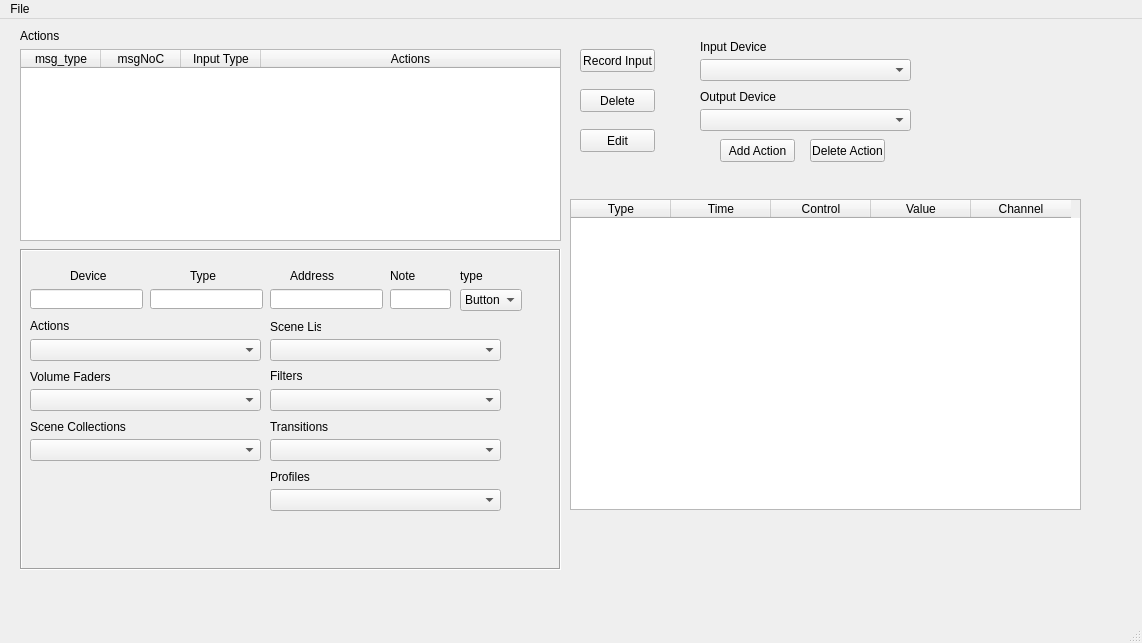
First picture: the form in qtOBSMIDI.ui, repository cpyarger/Midi2OBS-Configurator, before the edit.
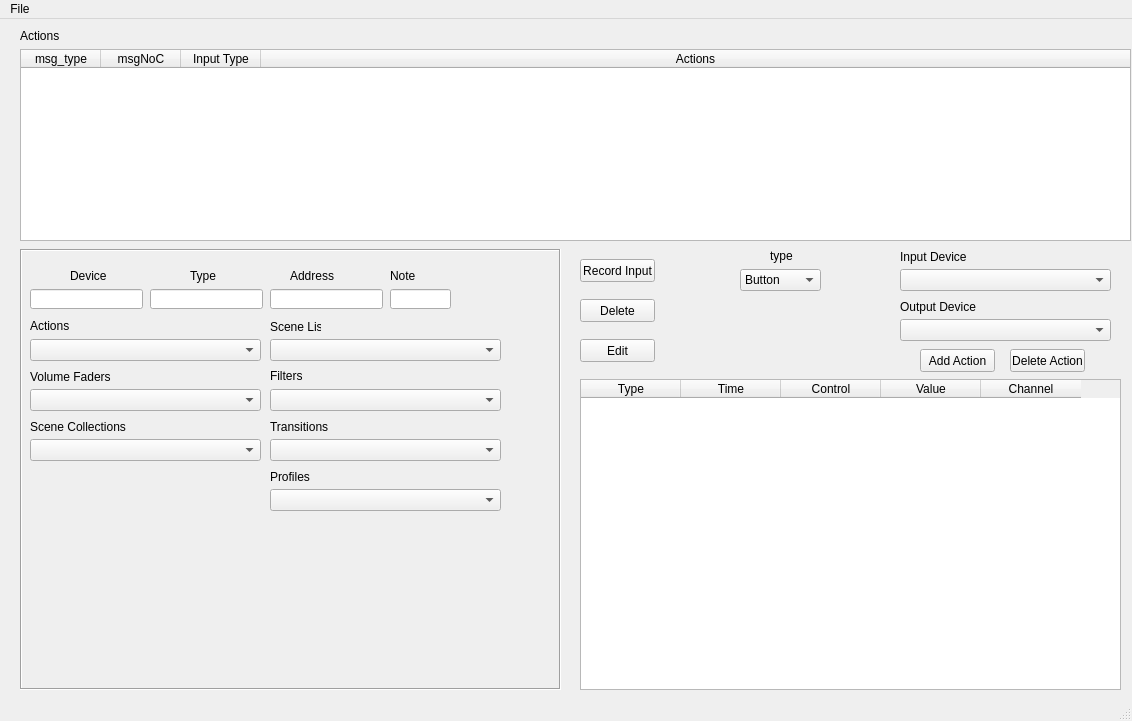
Second picture: the form after the edit.

Commit message: Next, Setup Filestructure Generation

The edit to the form file:
```diff
--- a/qtOBSMIDI.ui
+++ b/qtOBSMIDI.ui
@@ -6,8 +6,8 @@
    <rect>
     <x>0</x>
     <y>0</y>
-    <width>1142</width>
-    <height>643</height>
+    <width>1132</width>
+    <height>721</height>
    </rect>
   </property>
   <property name="windowTitle">
@@ -17,8 +17,8 @@
    <widget class="QPushButton" name="add">
     <property name="geometry">
      <rect>
-      <x>720</x>
-      <y>120</y>
+      <x>920</x>
+      <y>330</y>
       <width>75</width>
       <height>23</height>
      </rect>
@@ -30,8 +30,8 @@
    <widget class="QComboBox" name="Combo_InputDevices">
     <property name="geometry">
      <rect>
-      <x>700</x>
-      <y>40</y>
+      <x>900</x>
+      <y>250</y>
       <width>211</width>
       <height>22</height>
      </rect>
@@ -40,8 +40,8 @@
    <widget class="QComboBox" name="Combo_OutputDevices">
     <property name="geometry">
      <rect>
-      <x>700</x>
-      <y>90</y>
+      <x>900</x>
+      <y>300</y>
       <width>211</width>
       <height>22</height>
      </rect>
@@ -50,8 +50,8 @@
    <widget class="QLabel" name="label">
     <property name="geometry">
      <rect>
-      <x>700</x>
-      <y>70</y>
+      <x>900</x>
+      <y>280</y>
       <width>131</width>
       <height>16</height>
      </rect>
@@ -76,8 +76,8 @@
    <widget class="QLabel" name="label_3">
     <property name="geometry">
      <rect>
-      <x>700</x>
-      <y>20</y>
+      <x>900</x>
+      <y>230</y>
       <width>101</width>
       <height>16</height>
      </rect>
@@ -89,8 +89,8 @@
    <widget class="QPushButton" name="btn_deleteAction">
     <property name="geometry">
      <rect>
-      <x>810</x>
-      <y>120</y>
+      <x>1010</x>
+      <y>330</y>
       <width>75</width>
       <height>23</height>
      </rect>
@@ -105,7 +105,7 @@
       <x>20</x>
       <y>230</y>
       <width>541</width>
-      <height>321</height>
+      <height>441</height>
      </rect>
     </property>
     <property name="frameShape">
@@ -134,26 +134,6 @@
       </rect>
      </property>
     </widget>
-    <widget class="QComboBox" name="InputTypeSelector">
-     <property name="geometry">
-      <rect>
-       <x>440</x>
-       <y>40</y>
-       <width>62</width>
-       <height>22</height>
-      </rect>
-     </property>
-     <item>
-      <property name="text">
-       <string>Button</string>
-      </property>
-     </item>
-     <item>
-      <property name="text">
-       <string>Fader</string>
-      </property>
-     </item>
-    </widget>
     <widget class="QLabel" name="label_4">
      <property name="geometry">
       <rect>
@@ -180,19 +160,6 @@
       <string>Address</string>
      </property>
     </widget>
-    <widget class="QLabel" name="label_6">
-     <property name="geometry">
-      <rect>
-       <x>440</x>
-       <y>20</y>
-       <width>47</width>
-       <height>14</height>
-      </rect>
-     </property>
-     <property name="text">
-      <string>type</string>
-     </property>
-    </widget>
     <widget class="QLineEdit" name="lineType">
      <property name="geometry">
       <rect>
@@ -406,7 +373,7 @@
      <rect>
       <x>20</x>
       <y>30</y>
-      <width>541</width>
+      <width>1111</width>
       <height>192</height>
      </rect>
     </property>
@@ -422,6 +389,9 @@
       <height>1</height>
      </size>
     </property>
+    <property name="alternatingRowColors">
+     <bool>true</bool>
+    </property>
     <attribute name="horizontalHeaderCascadingSectionResizes">
      <bool>true</bool>
     </attribute>
@@ -462,7 +432,7 @@
     <property name="geometry">
      <rect>
       <x>580</x>
-      <y>30</y>
+      <y>240</y>
       <width>75</width>
       <height>23</height>
      </rect>
@@ -483,9 +453,9 @@
    <widget class="QTableWidget" name="table_incoming">
     <property name="geometry">
      <rect>
-      <x>570</x>
-      <y>180</y>
-      <width>511</width>
+      <x>580</x>
+      <y>360</y>
+      <width>541</width>
       <height>311</height>
      </rect>
     </property>
@@ -519,7 +489,7 @@
     <property name="geometry">
      <rect>
       <x>580</x>
-      <y>70</y>
+      <y>280</y>
       <width>75</width>
       <height>23</height>
      </rect>
@@ -532,7 +502,7 @@
     <property name="geometry">
      <rect>
       <x>580</x>
-      <y>110</y>
+      <y>320</y>
       <width>75</width>
       <height>23</height>
      </rect>
@@ -541,13 +511,46 @@
      <string>Edit</string>
     </property>
    </widget>
+   <widget class="QComboBox" name="InputTypeSelector">
+    <property name="geometry">
+     <rect>
+      <x>740</x>
+      <y>250</y>
+      <width>81</width>
+      <height>22</height>
+     </rect>
+    </property>
+    <item>
+     <property name="text">
+      <string>Button</string>
+     </property>
+    </item>
+    <item>
+     <property name="text">
+      <string>Fader</string>
+     </property>
+    </item>
+   </widget>
+   <widget class="QLabel" name="label_6">
+    <property name="geometry">
+     <rect>
+      <x>770</x>
+      <y>230</y>
+      <width>47</width>
+      <height>14</height>
+     </rect>
+    </property>
+    <property name="text">
+     <string>type</string>
+    </property>
+   </widget>
   </widget>
   <widget class="QMenuBar" name="menubar">
    <property name="geometry">
     <rect>
      <x>0</x>
      <y>0</y>
-     <width>1142</width>
+     <width>1132</width>
      <height>22</height>
     </rect>
    </property>
```
Left out of the diff: 2 changed lines with no effect on the pictures. The commit also changes 2 other files.
